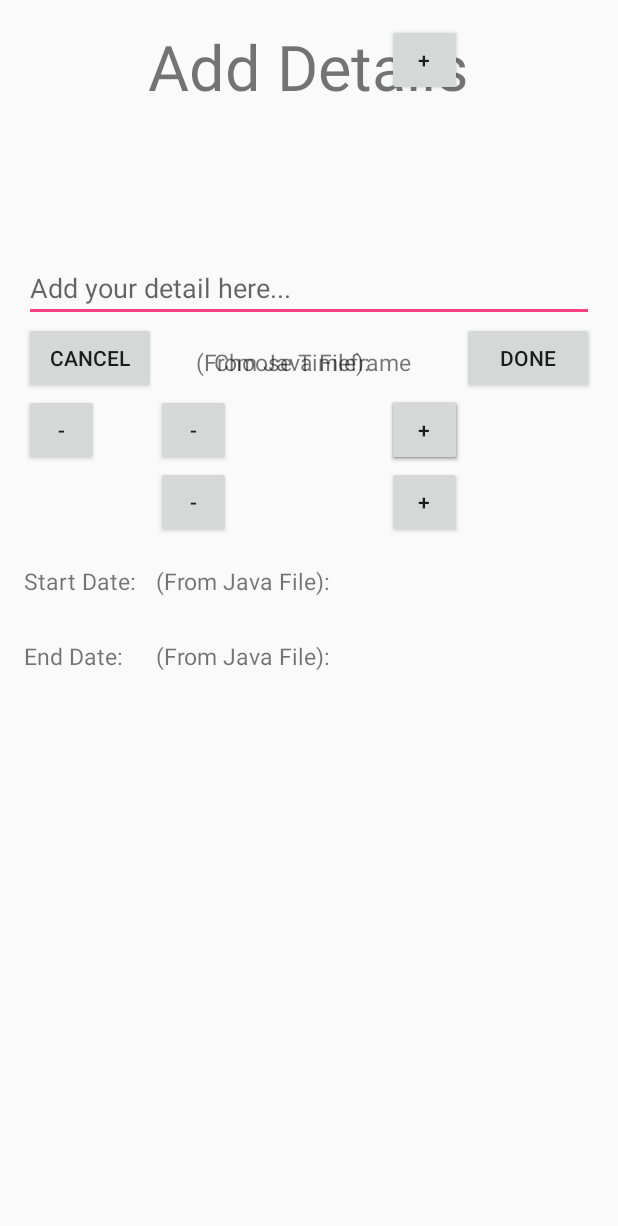
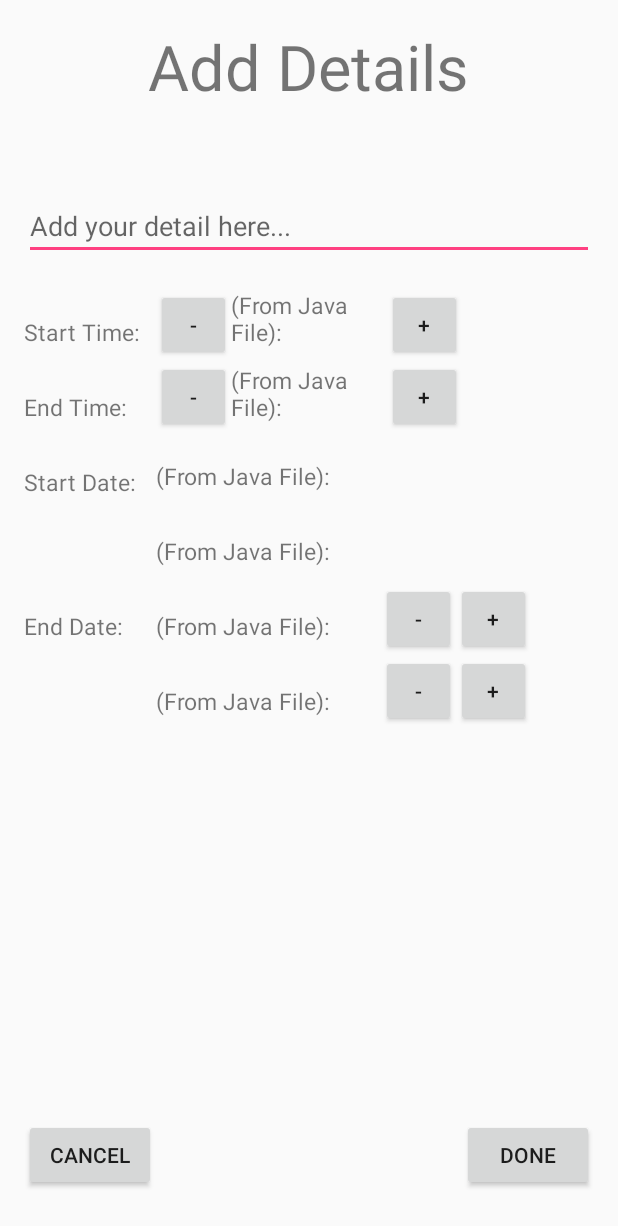
Before and after one commit to jmuoghalu/EECS448_AndroidCalendar, an Android app: the AddDetails screen opened directly, with no data from a screen before it, on a phone screen of 412 x 824 dp. Shown: the top 1226 px of the screen. Run offline under Robolectric (Android 15) with nearby library versions, the phone set to English and light mode, and no system bars; 5 statements that could not run were skipped.

Commit message:
Improved activity_add_details

```diff
--- a/app/src/main/res/layout/activity_add_details.xml
+++ b/app/src/main/res/layout/activity_add_details.xml
@@ -1,4 +1,6 @@
 <?xml version="1.0" encoding="utf-8"?>
+
+<!--Edited by James Muoghalu-->
 <RelativeLayout xmlns:android="http://schemas.android.com/apk/res/android"
     xmlns:tools="http://schemas.android.com/tools"
     android:layout_width="match_parent"
@@ -26,33 +28,14 @@
         android:textSize="32sp"
         android:text=""/>
 
-    <Button
-        android:id="@+id/cancelButton"
-        android:layout_width="wrap_content"
-        android:layout_height="wrap_content"
-        android:text="Cancel"
-        android:layout_below="@+id/edit"
-        android:layout_alignParentStart="true" />
 
-    <Button
-        android:id="@+id/doneButton"
-        android:layout_width="wrap_content"
-        android:layout_height="wrap_content"
-        android:text="Done"
-        android:layout_below="@+id/edit"
-        android:layout_alignParentEnd="true" />
-
-
-
-    <!-- Added by James Muoghalu -->
     <TextView
-        android:id="@+id/timeframe"
+        android:id="@+id/startTime"
         android:layout_width="150sp"
         android:layout_height="50sp"
         android:textSize="15sp"
-        android:text="\n   Choose Timeframe"
-        android:layout_above="@+id/downButtonBegin"
-        android:layout_centerHorizontal="true"
+        android:text="\nStart Time:"
+        android:layout_below="@+id/gap"
         />
 
     <Button
@@ -60,8 +43,19 @@
         android:layout_width="50dp"
         android:layout_height="wrap_content"
         android:text="+"
-        android:layout_below="@+id/doneButton"
+        android:layout_below="@+id/gap"
         android:layout_toLeftOf="@+id/doneButton"
+        />
+
+    <TextView
+        android:id="@+id/startTimeText"
+        android:layout_width="50sp"
+        android:layout_height="50sp"
+        android:textSize="15sp"
+        android:text="(From Java File):"
+        android:layout_below="@+id/gap"
+        android:layout_toLeftOf="@id/upButtonBegin"
+        android:layout_toRightOf="@+id/downButtonBegin"
         />
 
     <Button
@@ -69,8 +63,18 @@
         android:layout_width="50dp"
         android:layout_height="wrap_content"
         android:text="-"
-        android:layout_below="@+id/cancelButton"
+        android:layout_below="@+id/gap"
         android:layout_toRightOf="@+id/cancelButton"
+        />
+
+
+    <TextView
+        android:id="@+id/endTime"
+        android:layout_width="80sp"
+        android:layout_height="50sp"
+        android:textSize="15sp"
+        android:text="\nEnd Time:"
+        android:layout_below="@+id/startTime"
         />
 
     <Button
@@ -81,6 +85,18 @@
         android:layout_below="@+id/upButtonBegin"
         android:layout_toLeftOf="@+id/doneButton"
         />
+
+    <TextView
+        android:id="@+id/endTimeText"
+        android:layout_width="50sp"
+        android:layout_height="50sp"
+        android:textSize="15sp"
+        android:text="(From Java File):"
+        android:layout_below="@+id/startTimeText"
+        android:layout_toLeftOf="@+id/upButtonEnd"
+        android:layout_toRightOf="@+id/downButtonEnd"
+        />
+
 
     <Button
         android:id="@+id/downButtonEnd"
@@ -100,17 +116,27 @@
         android:layout_height="50sp"
         android:textSize="15sp"
         android:text="\nStart Date:"
-        android:layout_below="@+id/downButtonEnd"
+        android:layout_below="@+id/endTime"
         android:layout_toLeftOf="@+id/downButtonEnd"
         />
 
     <TextView
-        android:id="@+id/startDateText"
+        android:id="@+id/startDateMonth"
         android:layout_width="150sp"
         android:layout_height="50sp"
         android:textSize="15sp"
         android:text="\n(From Java File):"
         android:layout_below="@+id/downButtonEnd"
+        android:layout_toRightOf="@+id/startDate"
+        />
+
+    <TextView
+        android:id="@+id/startDateDay"
+        android:layout_width="150sp"
+        android:layout_height="50sp"
+        android:textSize="15sp"
+        android:text="\n(From Java File):"
+        android:layout_below="@+id/startDateMonth"
         android:layout_toRightOf="@+id/startDate"
         />
 
@@ -123,7 +149,7 @@
         android:layout_height="50sp"
         android:textSize="15sp"
         android:text="\nEnd Date:"
-        android:layout_below="@+id/startDate"
+        android:layout_below="@+id/startDateDay"
         android:layout_toLeftOf="@+id/downButtonEnd"
         />
 
@@ -135,7 +161,7 @@
         android:layout_height="50sp"
         android:textSize="15sp"
         android:text="\n(From Java File):"
-        android:layout_below="@+id/startDateText"
+        android:layout_below="@+id/startDateDay"
         android:layout_toRightOf="@+id/endDate"
         />
 
@@ -144,7 +170,8 @@
         android:layout_width="50dp"
         android:layout_height="wrap_content"
         android:text="-"
-        android:layout_below="@+id/doneButton"
+        android:layout_below="@id/startDateDay"
+        android:layout_toRightOf="@+id/endDateMonth"
         />
 
     <Button
@@ -152,7 +179,8 @@
         android:layout_width="50dp"
         android:layout_height="wrap_content"
         android:text="+"
-        android:layout_toLeftOf="@+id/doneButton"
+        android:layout_below="@id/startDateDay"
+        android:layout_toRightOf="@+id/endDateMonthDown"
         />
 
 
@@ -165,8 +193,8 @@
         android:layout_height="50sp"
         android:textSize="15sp"
         android:text="\n(From Java File):"
-        android:layout_above="@+id/downButtonBegin"
-        android:layout_centerHorizontal="true"
+        android:layout_below="@+id/endDateMonth"
+        android:layout_toRightOf="@+id/endDate"
         />
 
     <Button
@@ -174,8 +202,8 @@
         android:layout_width="50dp"
         android:layout_height="wrap_content"
         android:text="-"
-        android:layout_below="@+id/doneButton"
-        android:layout_toLeftOf="@+id/doneButton"
+        android:layout_below="@+id/endDateMonthDown"
+        android:layout_toRightOf="@+id/endDateDay"
         />
 
     <Button
@@ -183,18 +211,43 @@
         android:layout_width="50dp"
         android:layout_height="wrap_content"
         android:text="+"
-        android:layout_below="@+id/doneButton"
-        android:layout_toLeftOf="@+id/doneButton"
+        android:layout_below="@+id/endDateMonthUp"
+        android:layout_toRightOf="@+id/endDateDayDown"
         />
+
+    <TextView
+        android:id="@+id/gap"
+        android:layout_width="match_parent"
+        android:layout_height="wrap_content"
+        android:hint=""
+        android:layout_below="@+id/edit"
+        android:layout_alignParentStart="true" />
 
     <EditText
         android:id="@+id/edit"
         android:layout_width="match_parent"
         android:layout_height="wrap_content"
         android:hint="Add your detail here..."
-        android:layout_marginTop="53dp"
+        android:layout_marginTop="12dp"
         android:layout_below="@+id/date"
         android:layout_alignParentStart="true" />
 
+    <Button
+        android:id="@+id/cancelButton"
+        android:layout_width="wrap_content"
+        android:layout_height="wrap_content"
+        android:text="Cancel"
+        android:layout_alignParentBottom="true"
+        android:layout_alignParentStart="true"
+        android:layout_marginBottom="14dp" />
+
+    <Button
+        android:id="@+id/doneButton"
+        android:layout_width="wrap_content"
+        android:layout_height="wrap_content"
+        android:text="Done"
+        android:layout_alignBaseline="@+id/cancelButton"
+        android:layout_alignBottom="@+id/cancelButton"
+        android:layout_alignParentEnd="true" />
 
 </RelativeLayout>
```
